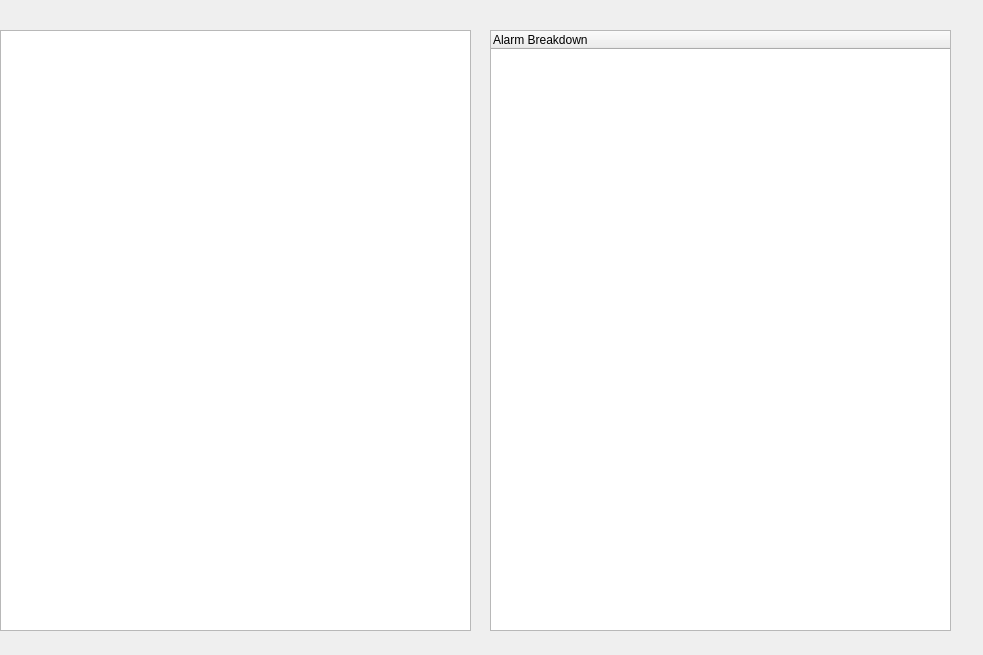
uf-mil/mil, file command/sub8_rqt/resource/sub8_rqt_alarms.ui: the form before one commit.
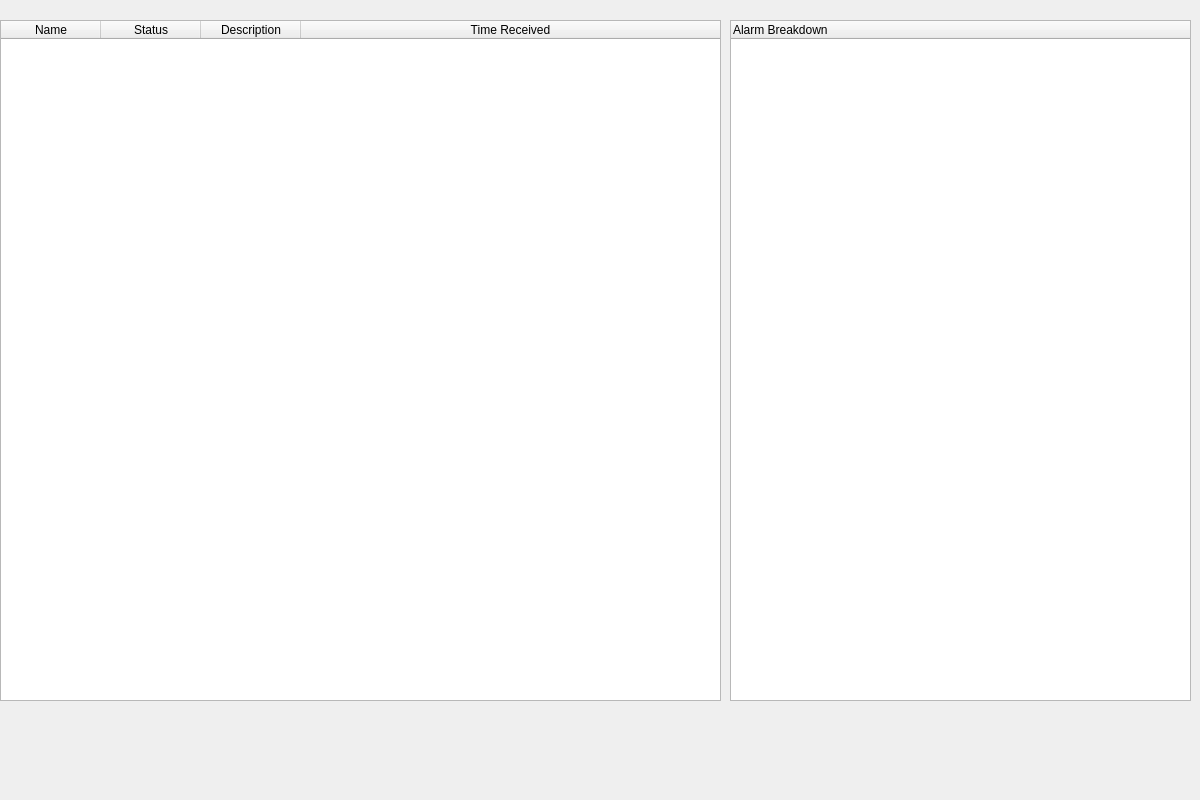
The form after the commit.

Commit message: GUI: Add alarm visualization

```diff
--- a/command/sub8_rqt/resource/sub8_rqt_alarms.ui
+++ b/command/sub8_rqt/resource/sub8_rqt_alarms.ui
@@ -6,8 +6,8 @@
    <rect>
     <x>0</x>
     <y>0</y>
-    <width>983</width>
-    <height>655</height>
+    <width>1200</width>
+    <height>800</height>
    </rect>
   </property>
   <property name="windowTitle">
@@ -17,19 +17,54 @@
    <property name="geometry">
     <rect>
      <x>0</x>
-     <y>30</y>
-     <width>471</width>
-     <height>601</height>
+     <y>20</y>
+     <width>721</width>
+     <height>681</height>
     </rect>
    </property>
+   <property name="sizePolicy">
+    <sizepolicy hsizetype="Expanding" vsizetype="Expanding">
+     <horstretch>0</horstretch>
+     <verstretch>0</verstretch>
+    </sizepolicy>
+   </property>
+   <property name="showGrid">
+    <bool>false</bool>
+   </property>
+   <attribute name="horizontalHeaderHighlightSections">
+    <bool>true</bool>
+   </attribute>
+   <attribute name="horizontalHeaderStretchLastSection">
+    <bool>true</bool>
+   </attribute>
+   <column>
+    <property name="text">
+     <string>Name</string>
+    </property>
+   </column>
+   <column>
+    <property name="text">
+     <string>Status</string>
+    </property>
+   </column>
+   <column>
+    <property name="text">
+     <string>Description</string>
+    </property>
+   </column>
+   <column>
+    <property name="text">
+     <string>Time Received</string>
+    </property>
+   </column>
   </widget>
   <widget class="QTreeWidget" name="alarm_tree">
    <property name="geometry">
     <rect>
-     <x>490</x>
-     <y>30</y>
+     <x>730</x>
+     <y>20</y>
      <width>461</width>
-     <height>601</height>
+     <height>681</height>
     </rect>
    </property>
    <column>
```
The commit also changes 3 other files.
